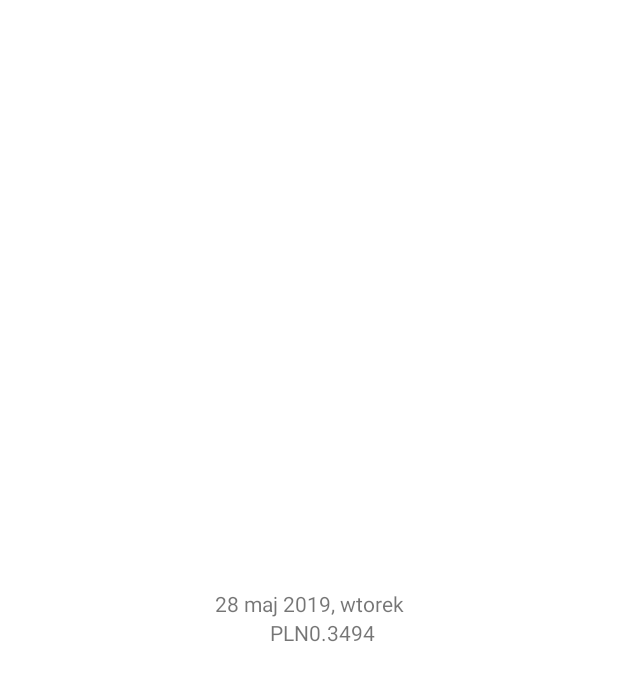
After one commit to linkinheroes/Fixer, an Android app: the layout fragment_exchange_rate_details.xml on its own in the app's theme, with its tools: preview values and no code run, on a phone screen of 412 x 824 dp. The commit adds this screen. Shown: the top 681 px of the screen. Run offline under Robolectric (Android 15) with nearby library versions, the phone set to English and light mode, and no system bars.

Commit message:
Exchange rate details fragment template with navigation from list

```diff
--- a/app/src/main/java/pl/janowicz/FixerApplication.kt
+++ b/app/src/main/java/pl/janowicz/FixerApplication.kt
@@ -15,7 +15,6 @@ import pl.janowicz.fixer.repository.ExchangeRatesRepository
 import pl.janowicz.fixer.ui.list.ExchangeRateListViewModel
 import retrofit2.Retrofit
 import retrofit2.converter.moshi.MoshiConverterFactory
-
 
 class FixerApplication : Application() {
 
--- a/app/src/main/java/pl/janowicz/fixer/ui/list/ExchangeRatesDay.kt
+++ b/app/src/main/java/pl/janowicz/fixer/ui/list/ExchangeRateDay.kt
@@ -1,6 +1,6 @@
 package pl.janowicz.fixer.ui.list
 
-data class ExchangeRatesDay(
+data class ExchangeRateDay(
     val dateHeader: String,
     val rates: List<ExchangeRateRow>
 )
--- a/app/src/main/java/pl/janowicz/fixer/ui/list/adapter/CurrencyRateRowViewHolder.kt
+++ b/app/src/main/java/pl/janowicz/fixer/ui/list/adapter/CurrencyRateRowViewHolder.kt
@@ -7,8 +7,11 @@ import pl.janowicz.fixer.ui.list.ExchangeRateRow
 
 class CurrencyRateRowViewHolder(itemView: View) : RecyclerView.ViewHolder(itemView) {
 
-    fun bind(exchangeRateRow: ExchangeRateRow) = with(itemView) {
+    fun bind(exchangeRateRow: ExchangeRateRow, onClick: () -> Unit) = with(itemView) {
         exchange_rate_currency_text_view.text = exchangeRateRow.currency
         exchange_rate_text_view.text = exchangeRateRow.rate
+        setOnClickListener {
+            onClick()
+        }
     }
 }
--- /dev/null
+++ b/app/src/main/res/layout/fragment_exchange_rate_details.xml
@@ -0,0 +1,40 @@
+<?xml version="1.0" encoding="utf-8"?>
+<androidx.constraintlayout.widget.ConstraintLayout xmlns:android="http://schemas.android.com/apk/res/android"
+    xmlns:app="http://schemas.android.com/apk/res-auto"
+    xmlns:tools="http://schemas.android.com/tools"
+    android:layout_width="match_parent"
+    android:layout_height="match_parent">
+
+    <androidx.appcompat.widget.AppCompatTextView
+        android:id="@+id/exchange_rate_details_date_text_view"
+        android:layout_width="match_parent"
+        android:layout_height="wrap_content"
+        android:gravity="center"
+        app:layout_constraintBottom_toTopOf="@id/exchange_rate_details_currency_name_text_view"
+        app:layout_constraintTop_toTopOf="parent"
+        app:layout_constraintVertical_chainStyle="packed"
+        tools:text="28 maj 2019, wtorek" />
+
+    <androidx.appcompat.widget.AppCompatTextView
+        android:id="@+id/exchange_rate_details_currency_name_text_view"
+        android:layout_width="0dp"
+        android:layout_height="wrap_content"
+        android:gravity="end"
+        app:layout_constraintBottom_toBottomOf="parent"
+        app:layout_constraintStart_toStartOf="parent"
+        app:layout_constraintTop_toBottomOf="@id/exchange_rate_details_date_text_view"
+        app:layout_constraintWidth_percent="0.5"
+        tools:text="PLN" />
+
+    <androidx.appcompat.widget.AppCompatTextView
+        android:id="@+id/exchange_rate_details_currency_rate_text_view"
+        android:layout_width="0dp"
+        android:layout_height="wrap_content"
+        android:gravity="start"
+        app:layout_constraintBottom_toBottomOf="@id/exchange_rate_details_currency_name_text_view"
+        app:layout_constraintEnd_toEndOf="parent"
+        app:layout_constraintTop_toTopOf="@id/exchange_rate_details_currency_name_text_view"
+        app:layout_constraintWidth_percent="0.5"
+        tools:text="0.3494" />
+
+</androidx.constraintlayout.widget.ConstraintLayout>
```
Also changed, not shown: app/src/main/java/pl/janowicz/fixer/ui/details/ExchangeRateDetailsFragment.kt (+17 -1 lines), app/src/main/java/pl/janowicz/fixer/ui/list/ExchangeRateListFragment.kt (+9 -1 lines), app/src/main/java/pl/janowicz/fixer/ui/list/ExchangeRateListViewModel.kt (+4 -4 lines), app/src/main/java/pl/janowicz/fixer/ui/list/adapter/ExchangeRatesAdapter.kt (+10 -7 lines), app/src/main/res/navigation/nav_graph.xml (+11 -1 lines).
